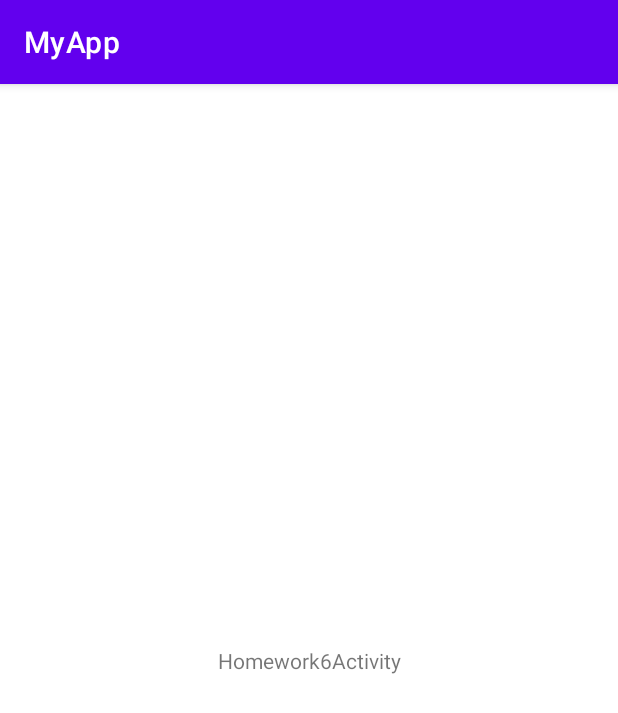
After one commit to KeselAndrei/MyApp, an Android app: the Homework6Activity screen opened directly, with no data from a screen before it, on a phone screen of 412 x 824 dp. The commit adds this screen. Shown: the top 713 px of the screen. Run offline under Robolectric (Android 15) with nearby library versions, the phone set to English and light mode, and no system bars.

Commit message:
Homework 6 kotlin

```diff
--- /dev/null
+++ b/app/src/main/java/com/gmail/keseltms/myapp/homework6/Homework6Activity.kt
@@ -0,0 +1,22 @@
+package com.gmail.keseltms.myapp.homework6
+
+import android.annotation.SuppressLint
+import android.content.Intent
+import android.os.Bundle
+import android.widget.TextView
+import androidx.appcompat.app.AppCompatActivity
+import com.gmail.keseltms.myapp.MainActivity
+import com.gmail.keseltms.myapp.R
+
+class Homework6Activity : AppCompatActivity() {
+    @SuppressLint("SetTextI18n")
+    override fun onCreate(savedInstanceState: Bundle?) {
+        super.onCreate(savedInstanceState)
+        setContentView(R.layout.activity_homework6)
+        val textView: TextView = findViewById(R.id.textViewHomework6)
+        textView.setOnClickListener {
+            val intent = Intent(this, MainActivity::class.java)
+            startActivity(intent)
+        }
+    }
+}
--- /dev/null
+++ b/app/src/main/res/layout/activity_homework6.xml
@@ -0,0 +1,20 @@
+<?xml version="1.0" encoding="utf-8"?>
+<androidx.constraintlayout.widget.ConstraintLayout
+    xmlns:android="http://schemas.android.com/apk/res/android"
+    xmlns:tools="http://schemas.android.com/tools"
+    xmlns:app="http://schemas.android.com/apk/res-auto"
+    android:layout_width="match_parent"
+    android:layout_height="match_parent"
+    tools:context=".homework6.Homework6Activity">
+
+  <TextView
+      android:id="@+id/textViewHomework6"
+      android:layout_width="wrap_content"
+      android:layout_height="wrap_content"
+      android:text="Homework6Activity"
+      app:layout_constraintBottom_toBottomOf="parent"
+      app:layout_constraintEnd_toEndOf="parent"
+      app:layout_constraintStart_toStartOf="parent"
+      app:layout_constraintTop_toTopOf="parent"
+      tools:ignore="HardcodedText" />
+</androidx.constraintlayout.widget.ConstraintLayout>
--- a/app/src/main/res/layout/activity_main.xml
+++ b/app/src/main/res/layout/activity_main.xml
@@ -10,10 +10,11 @@
         android:id = "@+id/text2"
         android:layout_width="wrap_content"
         android:layout_height="wrap_content"
-        android:text="Hello World!"
+        android:text="MainActivity"
         app:layout_constraintBottom_toBottomOf="parent"
         app:layout_constraintLeft_toLeftOf="parent"
         app:layout_constraintRight_toRightOf="parent"
-        app:layout_constraintTop_toTopOf="parent" />
+        app:layout_constraintTop_toTopOf="parent"
+        tools:ignore="HardcodedText" />
 
 </androidx.constraintlayout.widget.ConstraintLayout>
```
Also changed, not shown: app/src/main/AndroidManifest.xml (+5 -3 lines), app/src/main/java/com/gmail/keseltms/myapp/MainActivity.kt (+77 -66 lines).
